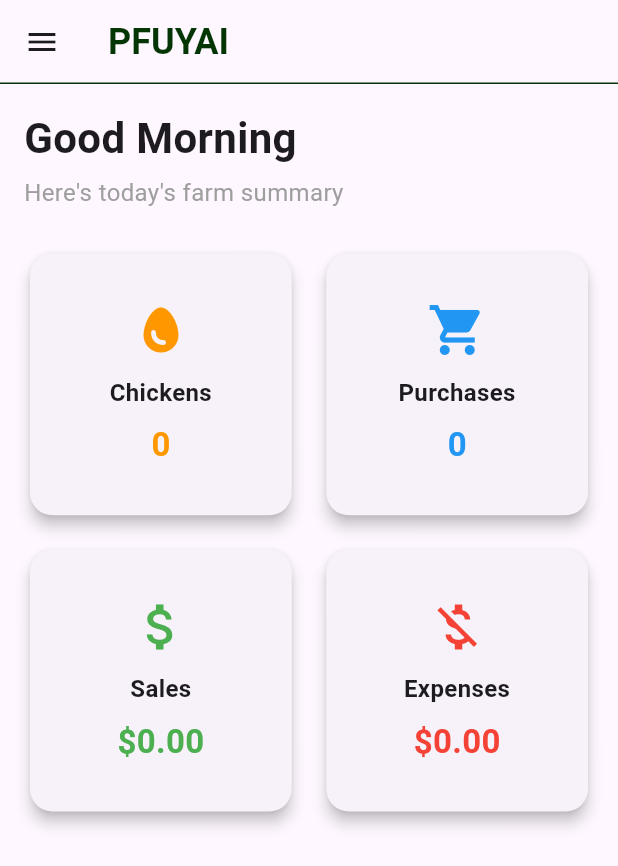
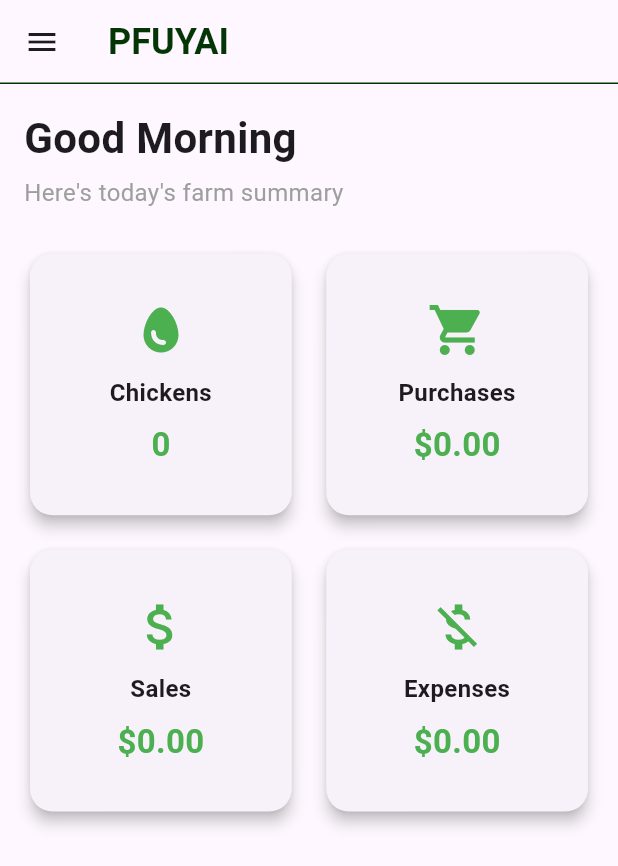
Before and after one commit to hoodpoet07/farm-management-system, a Flutter app: the screen it shows after launch, on a phone screen of 412 x 824 dp. Shown: the top 866 px of the screen. Run offline on Flutter 3.47's test engine with Material 3 defaults, Android fonts, the phone set to English and light mode, and no system bars; our stand-ins replace sqflite; accounts and stored records are empty.

Commit message:
lest move

```diff
--- a/lib/database/database_helper.dart
+++ b/lib/database/database_helper.dart
@@ -250,8 +250,6 @@ Future<int> getTotalSoldByBatch(int batchId) async {
     (index) => Mortality.fromMap(maps[index]),
   );
  }
-}
-
  Future<void> _upgradeDatabase(
   Database db,
   int oldVersion,
@@ -287,7 +285,7 @@ Future<void> _upgradeDatabase(
           breed TEXT NOT NULL,
           quantity INTEGER NOT NULL,
           costPerBird REAL NOT NULL,
-          dateReceived TEXT NOT NULL
+          arrivalDate TEXT NOT NULL
         )
 ''');
     await db.execute('''
@@ -314,3 +312,4 @@ Future<void> _upgradeDatabase(
   ''');
   }
 }
+}
--- a/lib/screens/dashboard/dashboard_screen.dart
+++ b/lib/screens/dashboard/dashboard_screen.dart
@@ -17,8 +17,7 @@ class DashboardScreen extends StatefulWidget{
   const DashboardScreen({super.key});
 
   @override
-  State<DashboardScreen> createState()=>
-    _DashboardScreenState();
+  State<DashboardScreen> createState()=>_DashboardScreenState();
 }
 
 class _DashboardScreenState extends State<DashboardScreen> {
@@ -34,9 +33,11 @@ class _DashboardScreenState extends State<DashboardScreen> {
 
   Future<void> _loadDashboard() async {
     summary= await DashboardService().getSummary();
+    if(mounted){
+      setState((){});
+    }
+  }
 
-    setState((){});
-  }
   String _getGreeting(){
     final hour=DateTime.now().hour;
 
@@ -48,6 +49,7 @@ class _DashboardScreenState extends State<DashboardScreen> {
       return "Good Evening";
     }
   }
+
   @override
   Widget build(BuildContext context){
     return Scaffold(
@@ -67,10 +69,9 @@ class _DashboardScreenState extends State<DashboardScreen> {
 
       ),
 
-            drawer: Drawer(
+      drawer: Drawer(
         child: Column(
           children: [
-            // Your top scrolling items stay inside Expanded to prevent pixel layout crashes
             Expanded(
               child: ListView(
                 padding: EdgeInsets.zero,
@@ -82,11 +83,11 @@ class _DashboardScreenState extends State<DashboardScreen> {
                       child: Icon(
                         Icons.agriculture,
                         size: 40,
-                        color: Color.fromARGB(255, 3, 53, 5),
+                        color: Colors.green,
                       ),
                     ),
                     decoration: const BoxDecoration(
-                      color: Color.fromARGB(255, 3, 53, 5),
+                      color: Colors.green,
                     ),
                   ),
 
@@ -294,35 +295,35 @@ class _DashboardScreenState extends State<DashboardScreen> {
                 crossAxisCount: 2,
                 crossAxisSpacing: 15,
                 mainAxisSpacing: 15,
-                children: const [
+                children: [
 
                   DashboardCard(
                     icon: Icons.egg,
                     title: "Chickens",
-                    value: "0",
-                    color: Colors.orange,
+                    value: summary?.totalChickens.toString() ?? "0",
+                    color: Colors.green,
 
                   ),
 
                   DashboardCard(
                     icon: Icons.shopping_cart,
                     title: "Purchases",
-                    value: "0",
-                    color: Colors.blue,
+                    value: "\$${summary?.totalExpenses != null ? summary!.totalExpenses.toStringAsFixed(2) : "0.00"}",
+                    color: Colors.green,
                   ),
 
                   DashboardCard(
                     icon: Icons.attach_money,
                     title: "Sales",
-                    value: "\$0.00",
+                    value: "\$${summary?.totalSales != null ? summary!.totalSales.toStringAsFixed(2) : "0.00"}",
                     color: Colors.green,
                   ),
 
                   DashboardCard(
                     icon: Icons.money_off,
                     title: "Expenses",
-                    value: "\$0.00",
-                    color: Colors.red,
+                    value: "\$${summary?.totalExpenses != null ? summary!.totalExpenses.toStringAsFixed(2) : "0.00"}",
+                    color: Colors.green,
                   ),
 
                 ],
```
Also changed, not shown: lib/models/dashboard_summary.dart (+14 -0 lines), lib/screens/chicken/add_chicken_batch_screen.dart (+9 -5 lines), lib/screens/purchases/add_purchase_screen.dart (+62 -53 lines). Lines whose indentation alone changed are shown as unchanged.
